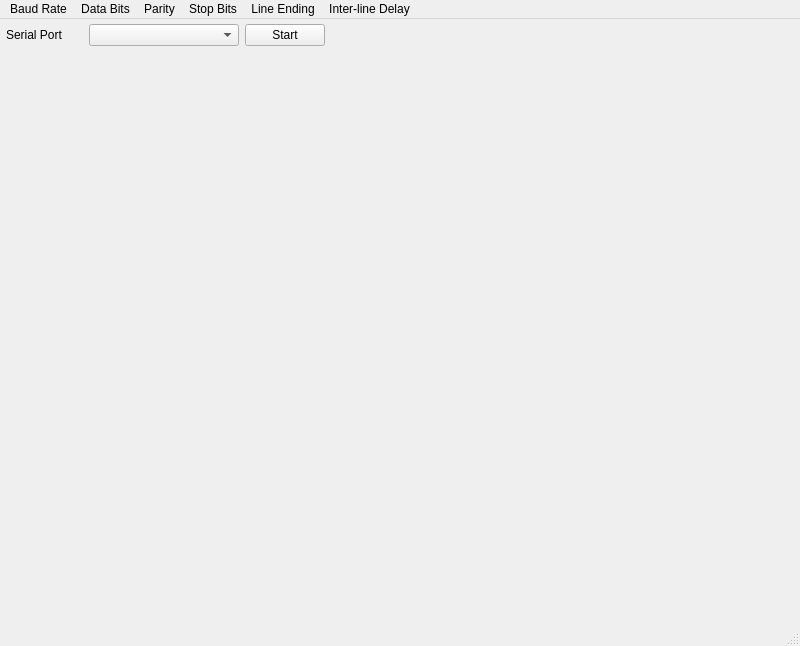
First picture: the form in main_window.ui, repository cronblocks/eserial-qt, before the edit.
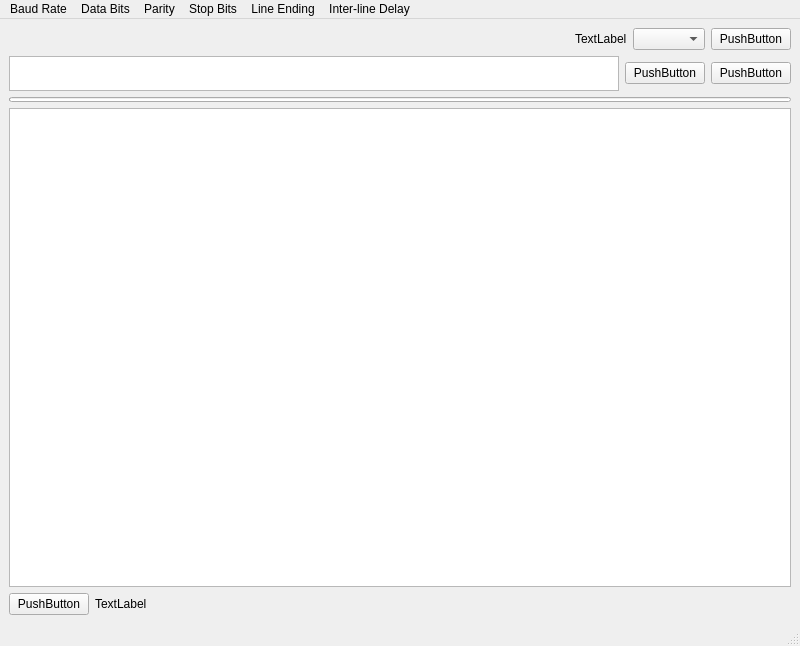
Second picture: the form after the edit.

Patch:
```diff
--- a/main_window.ui
+++ b/main_window.ui
@@ -35,54 +35,136 @@
    <property name="cursor">
     <cursorShape>ArrowCursor</cursorShape>
    </property>
-   <widget class="QWidget" name="horizontalLayoutWidget">
-    <property name="geometry">
-     <rect>
-      <x>0</x>
-      <y>0</y>
-      <width>331</width>
-      <height>32</height>
-     </rect>
-    </property>
-    <layout class="QGridLayout" name="gridLayout">
-     <property name="leftMargin">
-      <number>6</number>
-     </property>
-     <property name="topMargin">
-      <number>3</number>
-     </property>
-     <property name="rightMargin">
-      <number>6</number>
-     </property>
-     <property name="bottomMargin">
-      <number>3</number>
-     </property>
-     <item row="0" column="0">
-      <widget class="QLabel" name="label">
-       <property name="text">
-        <string>Serial Port</string>
-       </property>
-      </widget>
-     </item>
-     <item row="0" column="2">
-      <widget class="QPushButton" name="startButton">
-       <property name="text">
-        <string>Start</string>
-       </property>
-      </widget>
-     </item>
-     <item row="0" column="1">
-      <widget class="QComboBox" name="serialPortComboBox">
-       <property name="minimumSize">
-        <size>
-         <width>150</width>
-         <height>0</height>
-        </size>
-       </property>
-      </widget>
-     </item>
-    </layout>
-   </widget>
+   <layout class="QVBoxLayout" name="verticalLayout_2">
+    <item>
+     <layout class="QHBoxLayout" name="horizontalLayout">
+      <item>
+       <spacer name="horizontalSpacer">
+        <property name="orientation">
+         <enum>Qt::Horizontal</enum>
+        </property>
+        <property name="sizeHint" stdset="0">
+         <size>
+          <width>40</width>
+          <height>20</height>
+         </size>
+        </property>
+       </spacer>
+      </item>
+      <item>
+       <widget class="QLabel" name="label">
+        <property name="text">
+         <string>TextLabel</string>
+        </property>
+       </widget>
+      </item>
+      <item>
+       <widget class="QComboBox" name="comboBox"/>
+      </item>
+      <item>
+       <widget class="QPushButton" name="pushButton">
+        <property name="text">
+         <string>PushButton</string>
+        </property>
+       </widget>
+      </item>
+     </layout>
+    </item>
+    <item>
+     <layout class="QVBoxLayout" name="verticalLayout">
+      <item>
+       <layout class="QHBoxLayout" name="horizontalLayout_2">
+        <item>
+         <widget class="QTextEdit" name="textEdit">
+          <property name="sizePolicy">
+           <sizepolicy hsizetype="Expanding" vsizetype="Minimum">
+            <horstretch>0</horstretch>
+            <verstretch>0</verstretch>
+           </sizepolicy>
+          </property>
+          <property name="minimumSize">
+           <size>
+            <width>0</width>
+            <height>35</height>
+           </size>
+          </property>
+          <property name="maximumSize">
+           <size>
+            <width>16777215</width>
+            <height>35</height>
+           </size>
+          </property>
+         </widget>
+        </item>
+        <item>
+         <widget class="QPushButton" name="pushButton_2">
+          <property name="text">
+           <string>PushButton</string>
+          </property>
+         </widget>
+        </item>
+        <item>
+         <widget class="QPushButton" name="pushButton_3">
+          <property name="text">
+           <string>PushButton</string>
+          </property>
+         </widget>
+        </item>
+       </layout>
+      </item>
+      <item>
+       <widget class="QProgressBar" name="progressBar">
+        <property name="maximumSize">
+         <size>
+          <width>16777215</width>
+          <height>5</height>
+         </size>
+        </property>
+        <property name="value">
+         <number>0</number>
+        </property>
+        <property name="format">
+         <string/>
+        </property>
+       </widget>
+      </item>
+     </layout>
+    </item>
+    <item>
+     <widget class="QTextEdit" name="textEdit_2"/>
+    </item>
+    <item>
+     <layout class="QHBoxLayout" name="horizontalLayout_3">
+      <item>
+       <widget class="QPushButton" name="pushButton_4">
+        <property name="text">
+         <string>PushButton</string>
+        </property>
+       </widget>
+      </item>
+      <item>
+       <widget class="QLabel" name="label_2">
+        <property name="text">
+         <string>TextLabel</string>
+        </property>
+       </widget>
+      </item>
+      <item>
+       <spacer name="horizontalSpacer_2">
+        <property name="orientation">
+         <enum>Qt::Horizontal</enum>
+        </property>
+        <property name="sizeHint" stdset="0">
+         <size>
+          <width>40</width>
+          <height>20</height>
+         </size>
+        </property>
+       </spacer>
+      </item>
+     </layout>
+    </item>
+   </layout>
   </widget>
   <widget class="QMenuBar" name="menubar">
    <property name="geometry">
```
Left out of the diff: 19 changed lines with no effect on the pictures.
